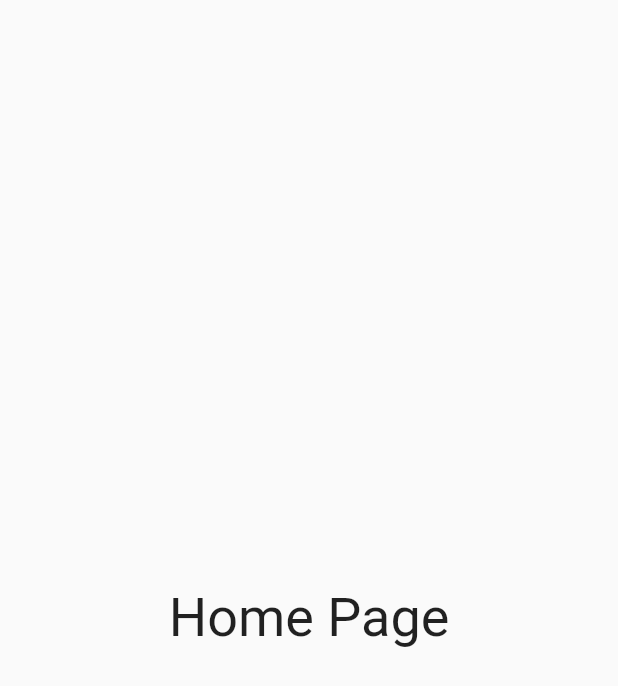
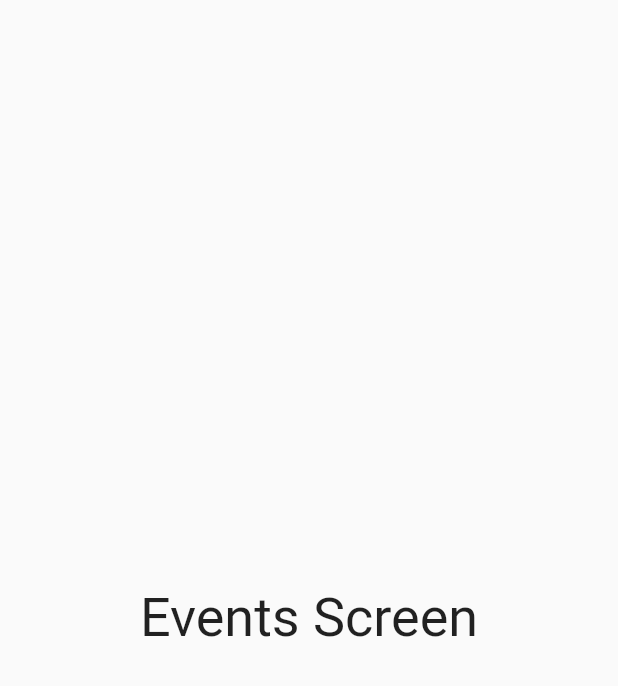
Before and after one commit to AnEnigmaticBug/Fest-App, a Flutter app: the screen it shows after launch, on a phone screen of 412 x 824 dp. Shown: the top 686 px of the screen. Run offline on Flutter 3.47's test engine with Material 2 defaults, Android fonts, the phone set to English and light mode, and no system bars; our stand-ins replace rxdart, sqflite; accounts and stored records are empty; network calls fail.

Commit message:
Make a blank events screen and make app display it

```diff
--- /dev/null
+++ b/lib/events/events_screen.dart
@@ -0,0 +1,27 @@
+import 'package:flutter/material.dart';
+import 'package:provider/provider.dart';
+
+import 'package:fest_app/events/event_repository.dart';
+
+class EventsScreen extends StatelessWidget {
+  final EventRepository repository;
+
+  EventsScreen({Key key, @required this.repository}) : super(key: key);
+
+  @override
+  Widget build(BuildContext context) {
+    return Provider<EventRepository>(
+      builder: (_) => repository,
+      child: Scaffold(
+        body: SafeArea(
+          child: Center(
+            child: Text(
+              'Events Screen',
+              style: TextStyle(fontSize: 36.0),
+            ),
+          ),
+        ),
+      ),
+    );
+  }
+}
--- a/lib/main.dart
+++ b/lib/main.dart
@@ -1,8 +1,21 @@
 import 'package:flutter/material.dart';
 
-void main() => runApp(FestApp());
+import 'package:fest_app/events/event_api.dart';
+import 'package:fest_app/events/event_repository_impl.dart';
+import 'package:fest_app/events/events_screen.dart';
+import 'package:fest_app/shared/database_helper.dart';
+
+void main() async {
+  final database = await databaseInstance();
+  final repository = EventRepositoryImpl(db: database, eventApi: EventApi());
+  runApp(FestApp(repository: repository));
+}
 
 class FestApp extends StatelessWidget {
+  final EventRepository repository;
+
+  FestApp({Key key, @required this.repository}) : super(key: key);
+
   @override
   Widget build(BuildContext context) {
     return MaterialApp(
@@ -11,13 +24,7 @@ class FestApp extends StatelessWidget {
       theme: ThemeData(
         primarySwatch: Colors.blue,
       ),
-      home: Scaffold(
-        body: SafeArea(
-          child: Center(
-            child: Text('Home Page', style: TextStyle(fontSize: 36.0)),
-          ),
-        ),
-      ),
+      home: EventsScreen(repository: repository),
     );
   }
 }
```
